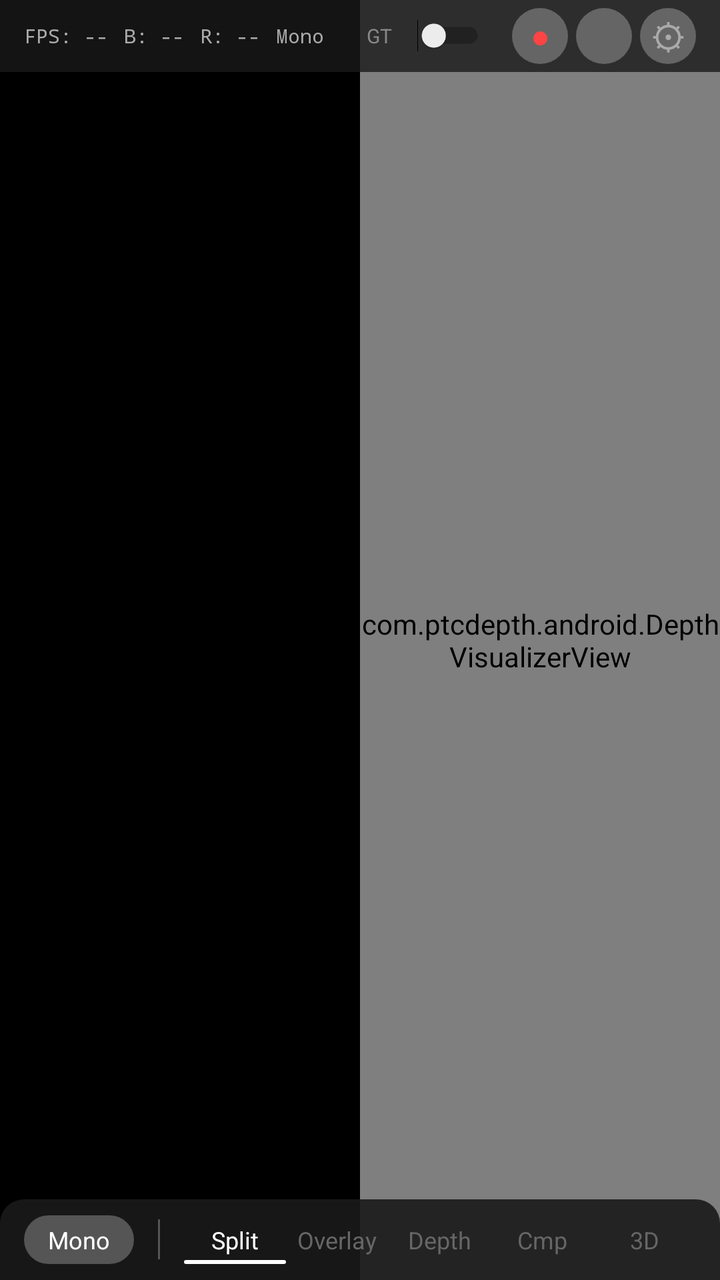
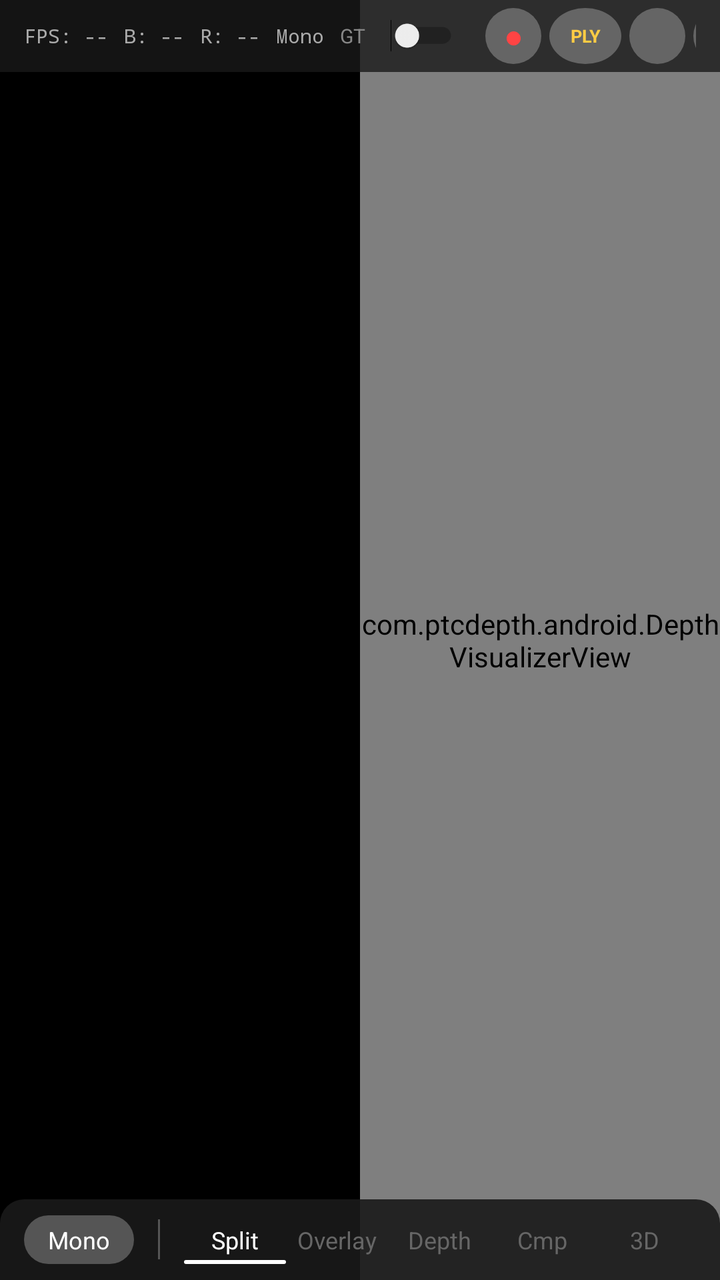

Two renders of the same Android screen: before a commit and after it. Below are the layout's source before the change and the commit's diff.
<!-- AndroidManifest.xml: application theme Theme.AppCompat.DayNight.NoActionBar -->
<!-- res/layout/activity_main.xml -->
<?xml version="1.0" encoding="utf-8"?>
<FrameLayout
    xmlns:android="http://schemas.android.com/apk/res/android"
    android:layout_width="match_parent"
    android:layout_height="match_parent"
    android:background="#000000">

    
    <android.opengl.GLSurfaceView
        android:id="@+id/gl_surface_view"
        android:layout_width="1dp"
        android:layout_height="1dp" />

    
    <ImageView
        android:id="@+id/camera_view"
        android:layout_width="match_parent"
        android:layout_height="match_parent"
        android:scaleType="fitCenter"
        android:background="#000000"
        android:visibility="gone" />

    
    <LinearLayout
        android:id="@+id/split_container"
        android:layout_width="match_parent"
        android:layout_height="match_parent"
        android:orientation="horizontal"
        android:visibility="visible">

        <ImageView
            android:id="@+id/camera_split"
            android:layout_width="0dp"
            android:layout_height="match_parent"
            android:layout_weight="1"
            android:scaleType="fitCenter"
            android:background="#000000" />

        <com.ptcdepth.android.DepthVisualizerView
            android:id="@+id/depth_visualizer_split"
            android:layout_width="0dp"
            android:layout_height="match_parent"
            android:layout_weight="1"
            android:background="#000000" />
    </LinearLayout>

    
    <LinearLayout
        android:id="@+id/compare_container"
        android:layout_width="match_parent"
        android:layout_height="match_parent"
        android:orientation="horizontal"
        android:visibility="gone">

        <com.ptcdepth.android.DepthVisualizerView
            android:id="@+id/depth_visualizer_compare_model"
            android:layout_width="0dp"
            android:layout_height="match_parent"
            android:layout_weight="1"
            android:background="#000000" />

        <com.ptcdepth.android.DepthVisualizerView
            android:id="@+id/depth_visualizer_compare_arcore"
            android:layout_width="0dp"
            android:layout_height="match_parent"
            android:layout_weight="1"
            android:background="#000000" />
    </LinearLayout>

    
    <com.ptcdepth.android.DepthVisualizerView
        android:id="@+id/depth_visualizer_overlay"
        android:layout_width="match_parent"
        android:layout_height="match_parent"
        android:alpha="0.7"
        android:visibility="gone" />

    
    <com.ptcdepth.android.PointCloudView
        android:id="@+id/point_cloud_view"
        android:layout_width="match_parent"
        android:layout_height="match_parent"
        android:visibility="gone" />

    
    <LinearLayout
        android:id="@+id/preset_buttons"
        android:layout_width="wrap_content"
        android:layout_height="wrap_content"
        android:orientation="vertical"
        android:gravity="center_horizontal"
        android:layout_gravity="start|center_vertical"
        android:layout_marginStart="8dp"
        android:visibility="gone">

        <TextView
            android:id="@+id/btn_preset_front"
            android:layout_width="36dp"
            android:layout_height="36dp"
            android:gravity="center"
            android:text="F"
            android:textSize="13sp"
            android:textColor="#FFFFFF"
            android:textStyle="bold"
            android:background="@drawable/bg_gear_button"
            android:layout_marginBottom="6dp" />

        <TextView
            android:id="@+id/btn_preset_top"
            android:layout_width="36dp"
            android:layout_height="36dp"
            android:gravity="center"
            android:text="T"
            android:textSize="13sp"
            android:textColor="#FFFFFF"
            android:textStyle="bold"
            android:background="@drawable/bg_gear_button"
            android:layout_marginBottom="6dp" />

        <TextView
            android:id="@+id/btn_preset_side"
            android:layout_width="36dp"
            android:layout_height="36dp"
            android:gravity="center"
            android:text="S"
            android:textSize="13sp"
            android:textColor="#FFFFFF"
            android:textStyle="bold"
            android:background="@drawable/bg_gear_button"
            android:layout_marginBottom="10dp" />

        
        <TextView
            android:id="@+id/btn_lock_rotation"
            android:layout_width="36dp"
            android:layout_height="36dp"
            android:gravity="center"
            android:text="\uD83D\uDD13"
            android:textSize="16sp"
            android:textColor="#FFFFFF"
            android:background="@drawable/bg_gear_button" />

    </LinearLayout>

    
    <LinearLayout
        android:id="@+id/zoom_slider_container"
        android:layout_width="wrap_content"
        android:layout_height="wrap_content"
        android:orientation="vertical"
        android:gravity="center_horizontal"
        android:layout_gravity="end|center_vertical"
        android:layout_marginEnd="8dp"
        android:visibility="gone">

        <TextView
            android:id="@+id/btn_zoom_in"
            android:layout_width="36dp"
            android:layout_height="36dp"
            android:gravity="center"
            android:text="+"
            android:textSize="18sp"
            android:textColor="#FFFFFF"
            android:textStyle="bold"
            android:background="@drawable/bg_gear_button"
            android:layout_marginBottom="8dp" />

        <TextView
            android:id="@+id/btn_zoom_out"
            android:layout_width="36dp"
            android:layout_height="36dp"
            android:gravity="center"
            android:text="\u2212"
            android:textSize="18sp"
            android:textColor="#FFFFFF"
            android:textStyle="bold"
            android:background="@drawable/bg_gear_button" />

    </LinearLayout>

    
    <com.ptcdepth.android.ColorBarView
        android:id="@+id/color_bar"
        android:layout_width="80dp"
        android:layout_height="220dp"
        android:layout_gravity="end|center_vertical"
        android:layout_marginEnd="4dp"
        android:visibility="gone" />

    
    <LinearLayout
        android:id="@+id/loading_overlay"
        android:layout_width="wrap_content"
        android:layout_height="wrap_content"
        android:orientation="vertical"
        android:gravity="center"
        android:padding="32dp"
        android:background="#DD000000"
        android:visibility="gone"
        android:layout_gravity="center">

        <ProgressBar
            android:id="@+id/loading_progress"
            style="?android:attr/progressBarStyleHorizontal"
            android:layout_width="200dp"
            android:layout_height="wrap_content"
            android:max="100"
            android:progress="0" />

        <TextView
            android:id="@+id/loading_text"
            android:layout_width="wrap_content"
            android:layout_height="wrap_content"
            android:layout_marginTop="16dp"
            android:text="@string/loading_model"
            android:textColor="#FFFFFF"
            android:textSize="16sp" />

        <TextView
            android:id="@+id/loading_percent"
            android:layout_width="wrap_content"
            android:layout_height="wrap_content"
            android:layout_marginTop="8dp"
            android:text="0%"
            android:textColor="#FFFFFF"
            android:textSize="14sp" />
    </LinearLayout>

    
    <LinearLayout
        android:layout_width="match_parent"
        android:layout_height="wrap_content"
        android:orientation="vertical"
        android:layout_gravity="top">

    
    <LinearLayout
        android:id="@+id/top_hud"
        android:layout_width="match_parent"
        android:layout_height="wrap_content"
        android:orientation="horizontal"
        android:gravity="center_vertical"
        android:background="@drawable/bg_hud_bar"
        android:paddingStart="12dp"
        android:paddingEnd="12dp"
        android:paddingTop="4dp"
        android:paddingBottom="4dp">

        <TextView
            android:id="@+id/text_fps"
            android:layout_width="wrap_content"
            android:layout_height="wrap_content"
            android:text="@string/fps_default"
            android:textColor="#AAAAAA"
            android:textSize="10sp"
            android:fontFamily="monospace"
            android:paddingEnd="8dp" />

        <TextView
            android:id="@+id/text_baseline"
            android:layout_width="wrap_content"
            android:layout_height="wrap_content"
            android:text="@string/baseline_default"
            android:textColor="#AAAAAA"
            android:textSize="10sp"
            android:fontFamily="monospace"
            android:paddingEnd="8dp" />

        <TextView
            android:id="@+id/text_rotation"
            android:layout_width="wrap_content"
            android:layout_height="wrap_content"
            android:text="@string/rotation_default"
            android:textColor="#AAAAAA"
            android:textSize="10sp"
            android:fontFamily="monospace"
            android:paddingEnd="8dp" />

        <TextView
            android:id="@+id/text_matches"
            android:layout_width="wrap_content"
            android:layout_height="wrap_content"
            android:text="@string/matches_default"
            android:textColor="#AAAAAA"
            android:textSize="10sp"
            android:fontFamily="monospace"
            android:paddingEnd="8dp" />

        <TextView
            android:id="@+id/text_absrel"
            android:layout_width="wrap_content"
            android:layout_height="wrap_content"
            android:text=""
            android:textColor="#88FF88"
            android:textSize="10sp"
            android:fontFamily="monospace" />

        <View
            android:layout_width="0dp"
            android:layout_height="0dp"
            android:layout_weight="1" />

        <TextView
            android:layout_width="wrap_content"
            android:layout_height="wrap_content"
            android:text="GT"
            android:textColor="#888888"
            android:textSize="10sp"
            android:paddingEnd="2dp" />

        <Switch
            android:id="@+id/switch_gt_pose"
            android:layout_width="wrap_content"
            android:layout_height="wrap_content"
            android:scaleX="0.6"
            android:scaleY="0.6"
            android:checked="false" />

        
        <TextView
            android:id="@+id/label_rgb"
            android:layout_width="wrap_content"
            android:layout_height="wrap_content"
            android:text="RGB"
            android:textColor="#888888"
            android:textSize="10sp"
            android:paddingStart="4dp"
            android:paddingEnd="2dp"
            android:visibility="gone" />

        <Switch
            android:id="@+id/btn_toggle_rgb"
            android:layout_width="wrap_content"
            android:layout_height="wrap_content"
            android:scaleX="0.6"
            android:scaleY="0.6"
            android:checked="false"
            android:visibility="gone" />

        <TextView
            android:id="@+id/btn_record_data"
            android:layout_width="28dp"
            android:layout_height="28dp"
            android:layout_marginStart="4dp"
            android:gravity="center"
            android:text="\u25CF"
            android:textSize="16sp"
            android:textColor="#FF4444"
            android:background="@drawable/bg_gear_button" />

        <TextView
            android:id="@+id/btn_browse_recordings_hud"
            android:layout_width="28dp"
            android:layout_height="28dp"
            android:layout_marginStart="4dp"
            android:gravity="center"
            android:text="\uD83D\uDCC2"
            android:textSize="14sp"
            android:textColor="#AAAAAA"
            android:background="@drawable/bg_gear_button" />

        <TextView
            android:id="@+id/btn_settings"
            android:layout_width="28dp"
            android:layout_height="28dp"
            android:layout_marginStart="4dp"
            android:gravity="center"
            android:text="\u2699"
            android:textSize="18sp"
            android:textColor="#AAAAAA"
            android:background="@drawable/bg_gear_button" />

    </LinearLayout>

    </LinearLayout>
    

    
    <LinearLayout
        android:id="@+id/playback_controls"
        android:layout_width="match_parent"
        android:layout_height="wrap_content"
        android:orientation="horizontal"
        android:gravity="center_vertical"
        android:background="#CC000000"
        android:layout_gravity="bottom"
        android:layout_marginBottom="48dp"
        android:paddingStart="12dp"
        android:paddingEnd="12dp"
        android:paddingTop="6dp"
        android:paddingBottom="6dp"
        android:visibility="gone">

        <TextView
            android:id="@+id/btn_playback_close"
            android:layout_width="28dp"
            android:layout_height="28dp"
            android:gravity="center"
            android:text="\u2715"
            android:textSize="16sp"
            android:textColor="#FFFFFF"
            android:background="@drawable/bg_gear_button" />

        <TextView
            android:id="@+id/btn_playback_play"
            android:layout_width="32dp"
            android:layout_height="32dp"
            android:layout_marginStart="8dp"
            android:gravity="center"
            android:text="\u25B6"
            android:textSize="16sp"
            android:textColor="#FFFFFF"
            android:background="@drawable/bg_gear_button" />

        <SeekBar
            android:id="@+id/seek_playback"
            android:layout_width="0dp"
            android:layout_height="wrap_content"
            android:layout_weight="1"
            android:layout_marginStart="8dp"
            android:layout_marginEnd="8dp"
            android:max="100"
            android:progress="0" />

        <TextView
            android:id="@+id/text_playback_frame"
            android:layout_width="wrap_content"
            android:layout_height="wrap_content"
            android:text="0/0"
            android:textColor="#FFFFFF"
            android:textSize="11sp"
            android:fontFamily="monospace" />

    </LinearLayout>

    
    <LinearLayout
        android:id="@+id/bottom_bar"
        android:layout_width="match_parent"
        android:layout_height="wrap_content"
        android:orientation="horizontal"
        android:gravity="center_vertical"
        android:background="@drawable/bg_bottom_bar"
        android:layout_gravity="bottom"
        android:paddingStart="12dp"
        android:paddingEnd="12dp"
        android:paddingTop="8dp"
        android:paddingBottom="8dp">

        <TextView
            android:id="@+id/btn_toggle_refine"
            android:layout_width="wrap_content"
            android:layout_height="wrap_content"
            android:text="Mono"
            android:textColor="#FFFFFF"
            android:textSize="12sp"
            android:background="@drawable/bg_mono_button" />

        <View
            android:layout_width="1dp"
            android:layout_height="20dp"
            android:layout_marginStart="12dp"
            android:layout_marginEnd="12dp"
            android:background="#44FFFFFF" />

        <TextView
            android:id="@+id/tab_split"
            android:layout_width="0dp"
            android:layout_height="wrap_content"
            android:layout_weight="1"
            android:gravity="center"
            android:text="Split"
            android:textColor="#FFFFFF"
            android:textSize="12sp"
            android:paddingTop="4dp"
            android:paddingBottom="4dp"
            android:background="@drawable/bg_tab_selected" />

        <TextView
            android:id="@+id/tab_overlay"
            android:layout_width="0dp"
            android:layout_height="wrap_content"
            android:layout_weight="1"
            android:gravity="center"
            android:text="Overlay"
            android:textColor="#666666"
            android:textSize="12sp"
            android:paddingTop="4dp"
            android:paddingBottom="4dp" />

        <TextView
            android:id="@+id/tab_depth"
            android:layout_width="0dp"
            android:layout_height="wrap_content"
            android:layout_weight="1"
            android:gravity="center"
            android:text="Depth"
            android:textColor="#666666"
            android:textSize="12sp"
            android:paddingTop="4dp"
            android:paddingBottom="4dp" />

        <TextView
            android:id="@+id/tab_compare"
            android:layout_width="0dp"
            android:layout_height="wrap_content"
            android:layout_weight="1"
            android:gravity="center"
            android:text="Cmp"
            android:textColor="#666666"
            android:textSize="12sp"
            android:paddingTop="4dp"
            android:paddingBottom="4dp" />

        <TextView
            android:id="@+id/tab_3d"
            android:layout_width="0dp"
            android:layout_height="wrap_content"
            android:layout_weight="1"
            android:gravity="center"
            android:text="3D"
            android:textColor="#666666"
            android:textSize="12sp"
            android:paddingTop="4dp"
            android:paddingBottom="4dp" />

    </LinearLayout>

    
    <FrameLayout
        android:id="@+id/settings_overlay"
        android:layout_width="match_parent"
        android:layout_height="match_parent"
        android:background="#88000000"
        android:visibility="gone">

        <ScrollView
            android:layout_width="320dp"
            android:layout_height="wrap_content"
            android:layout_gravity="center"
            android:background="#EE222222"
            android:padding="16dp">

            <LinearLayout
                android:layout_width="match_parent"
                android:layout_height="wrap_content"
                android:orientation="vertical">

                <TextView
                    android:layout_width="match_parent"
                    android:layout_height="wrap_content"
                    android:text="Settings"
                    android:textColor="#FFFFFF"
                    android:textSize="16sp"
                    android:textStyle="bold"
                    android:gravity="center"
                    android:paddingBottom="12dp" />

                <TextView android:id="@+id/label_ransac"
                    android:layout_width="wrap_content"
                    android:layout_height="wrap_content"
                    android:text="RANSAC iters: 50"
                    android:textColor="#CCCCCC"
                    android:textSize="11sp" />
                <SeekBar android:id="@+id/seek_ransac"
                    android:layout_width="match_parent"
                    android:layout_height="wrap_content"
                    android:max="500"
                    android:progress="50" />

                <TextView android:id="@+id/label_max_depth"
                    android:layout_width="wrap_content"
                    android:layout_height="wrap_content"
                    android:text="Max depth: 80m"
                    android:textColor="#CCCCCC"
                    android:textSize="11sp"
                    android:paddingTop="4dp" />
                <SeekBar android:id="@+id/seek_max_depth"
                    android:layout_width="match_parent"
                    android:layout_height="wrap_content"
                    android:max="200"
                    android:progress="80" />

                <TextView android:id="@+id/label_vmax"
                    android:layout_width="wrap_content"
                    android:layout_height="wrap_content"
                    android:text="Vmax (viz): 20m"
                    android:textColor="#CCCCCC"
                    android:textSize="11sp"
                    android:paddingTop="4dp" />
                <SeekBar android:id="@+id/seek_vmax"
                    android:layout_width="match_parent"
                    android:layout_height="wrap_content"
                    android:max="200"
                    android:progress="20" />

                <TextView android:id="@+id/label_lambda"
                    android:layout_width="wrap_content"
                    android:layout_height="wrap_content"
                    android:text="Lambda forget: 0.35"
                    android:textColor="#CCCCCC"
                    android:textSize="11sp"
                    android:paddingTop="4dp" />
                <SeekBar android:id="@+id/seek_lambda"
                    android:layout_width="match_parent"
                    android:layout_height="wrap_content"
                    android:max="100"
                    android:progress="35" />

                <TextView android:id="@+id/label_chi2"
                    android:layout_width="wrap_content"
                    android:layout_height="wrap_content"
                    android:text="Chi2 soft: 6.6"
                    android:textColor="#CCCCCC"
                    android:textSize="11sp"
                    android:paddingTop="4dp" />
                <SeekBar android:id="@+id/seek_chi2"
                    android:layout_width="match_parent"
                    android:layout_height="wrap_content"
                    android:max="200"
                    android:progress="66" />

                <TextView android:id="@+id/label_var_floor"
                    android:layout_width="wrap_content"
                    android:layout_height="wrap_content"
                    android:text="Var floor: 0.003"
                    android:textColor="#CCCCCC"
                    android:textSize="11sp"
                    android:paddingTop="4dp" />
                <SeekBar android:id="@+id/seek_var_floor"
                    android:layout_width="match_parent"
                    android:layout_height="wrap_content"
                    android:max="100"
                    android:progress="3" />

                <TextView android:id="@+id/label_min_baseline"
                    android:layout_width="wrap_content"
                    android:layout_height="wrap_content"
                    android:text="Min baseline: 0.01m"
                    android:textColor="#CCCCCC"
                    android:textSize="11sp"
                    android:paddingTop="4dp" />
                <SeekBar android:id="@+id/seek_min_baseline"
                    android:layout_width="match_parent"
                    android:layout_height="wrap_content"
                    android:max="100"
                    android:progress="3" />

                <TextView android:id="@+id/label_sky_thresh"
                    android:layout_width="wrap_content"
                    android:layout_height="wrap_content"
                    android:text="Sky mask: 1e-7 (0=off)"
                    android:textColor="#CCCCCC"
                    android:textSize="11sp"
                    android:paddingTop="4dp" />
                <SeekBar android:id="@+id/seek_sky_thresh"
                    android:layout_width="match_parent"
                    android:layout_height="wrap_content"
                    android:max="100"
                    android:progress="1" />

                <View
                    android:layout_width="match_parent"
                    android:layout_height="1dp"
                    android:layout_marginTop="8dp"
                    android:layout_marginBottom="8dp"
                    android:background="#44FFFFFF" />

                <Switch android:id="@+id/switch_iterative"
                    android:layout_width="match_parent"
                    android:layout_height="wrap_content"
                    android:text="Iterative Refinement"
                    android:textColor="#CCCCCC"
                    android:textSize="11sp"
                    android:checked="false"
                    android:paddingBottom="2dp" />

                <Switch android:id="@+id/switch_timing"
                    android:layout_width="match_parent"
                    android:layout_height="wrap_content"
                    android:text="Timing Logs"
                    android:textColor="#CCCCCC"
                    android:textSize="11sp"
                    android:checked="true"
                    android:paddingBottom="2dp" />

                <Switch android:id="@+id/switch_show_tri_depth"
                    android:layout_width="match_parent"
                    android:layout_height="wrap_content"
                    android:text="Show Tri Depth"
                    android:textColor="#CCCCCC"
                    android:textSize="11sp"
                    android:checked="false"
                    android:paddingBottom="2dp" />

                <Switch android:id="@+id/switch_rgb_color"
                    android:layout_width="match_parent"
                    android:layout_height="wrap_content"
                    android:text="3D RGB Color"
                    android:textColor="#CCCCCC"
                    android:textSize="11sp"
                    android:checked="false"
                    android:paddingBottom="2dp" />

                <View
                    android:layout_width="match_parent"
                    android:layout_height="1dp"
                    android:layout_marginTop="4dp"
                    android:layout_marginBottom="8dp"
                    android:background="#44FFFFFF" />

                <Button
                    android:id="@+id/btn_browse_recordings"
                    android:layout_width="match_parent"
                    android:layout_height="36dp"
                    android:text="Browse Recordings"
                    android:textSize="11sp" />

                <Button
                    android:id="@+id/btn_reset_pipeline"
                    android:layout_width="match_parent"
                    android:layout_height="36dp"
                    android:layout_marginTop="4dp"
                    android:text="Reset Pipeline"
                    android:textSize="11sp" />

                <Button
                    android:id="@+id/btn_close_settings"
                    android:layout_width="match_parent"
                    android:layout_height="36dp"
                    android:layout_marginTop="4dp"
                    android:text="Close"
                    android:textSize="11sp" />

            </LinearLayout>
        </ScrollView>
    </FrameLayout>

</FrameLayout>
<!-- resources referenced by this layout -->
<resources>
  <!-- drawable bg_bottom_bar (drawable) -->
  <?xml version="1.0" encoding="utf-8"?>
  <shape xmlns:android="http://schemas.android.com/apk/res/android">
      <solid android:color="#E61A1A1A" />
      <corners android:topLeftRadius="12dp" android:topRightRadius="12dp" />
  </shape>
  <!-- drawable bg_gear_button (drawable) -->
  <?xml version="1.0" encoding="utf-8"?>
  <shape xmlns:android="http://schemas.android.com/apk/res/android"
      android:shape="oval">
      <solid android:color="#44FFFFFF" />
      <size android:width="32dp" android:height="32dp" />
  </shape>
  <!-- drawable bg_hud_bar (drawable) -->
  <?xml version="1.0" encoding="utf-8"?>
  <shape xmlns:android="http://schemas.android.com/apk/res/android">
      <solid android:color="#CC1A1A1A" />
  </shape>
  <!-- drawable bg_mono_button (drawable) -->
  <?xml version="1.0" encoding="utf-8"?>
  <shape xmlns:android="http://schemas.android.com/apk/res/android"
      android:shape="rectangle">
      <solid android:color="#44FFFFFF" />
      <corners android:radius="14dp" />
      <padding android:left="12dp" android:right="12dp" android:top="4dp" android:bottom="4dp" />
  </shape>
  <!-- drawable bg_tab_selected (drawable) -->
  <?xml version="1.0" encoding="utf-8"?>
  <layer-list xmlns:android="http://schemas.android.com/apk/res/android">
      <item android:top="0dp" android:bottom="0dp">
          <shape>
              <solid android:color="#00000000" />
          </shape>
      </item>
      <item android:gravity="bottom" android:height="2dp">
          <shape>
              <solid android:color="#FFFFFF" />
              <corners android:radius="1dp" />
          </shape>
      </item>
  </layer-list>
  <string name="baseline_default">B: --</string>
  <string name="fps_default">FPS: --</string>
  <string name="loading_model">모델 로딩 중...</string>
  <string name="matches_default">Mono</string>
  <string name="rotation_default">R: --</string>
</resources>

<!-- the commit's change to res/layout/activity_main.xml (unified diff, before → after) -->
@@ -346,6 +346,18 @@
             android:text="\u25CF"
             android:textSize="16sp"
             android:textColor="#FF4444"
+            android:background="@drawable/bg_gear_button" />
+
+        <TextView
+            android:id="@+id/btn_save_ply"
+            android:layout_width="36dp"
+            android:layout_height="28dp"
+            android:layout_marginStart="4dp"
+            android:gravity="center"
+            android:text="PLY"
+            android:textSize="9sp"
+            android:textStyle="bold"
+            android:textColor="#FFCC44"
             android:background="@drawable/bg_gear_button" />
 
         <TextView
